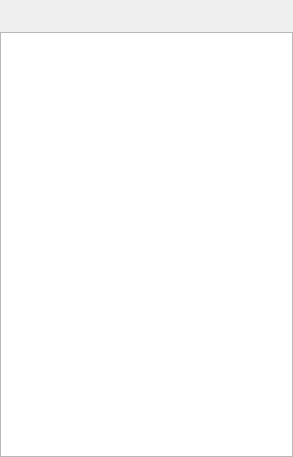
Old version of the form src/prymatex/gui/panes/ui_files/fspane.ui in the repository prymatex/prymatex.
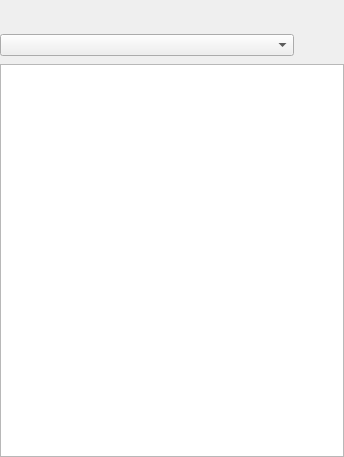
New version of the form. Icons and pictures are not drawn. Custom widgets are drawn as their Qt base class.

The edit to the form file:
```diff
--- a/src/prymatex/gui/panes/ui_files/fspane.ui
+++ b/src/prymatex/gui/panes/ui_files/fspane.ui
@@ -6,7 +6,7 @@
    <rect>
     <x>0</x>
     <y>0</y>
-    <width>293</width>
+    <width>265</width>
     <height>457</height>
    </rect>
   </property>
@@ -28,19 +28,25 @@
    </property>
    <item>
     <layout class="QHBoxLayout" name="horizontalLayout">
+     <property name="sizeConstraint">
+      <enum>QLayout::SetMinimumSize</enum>
+     </property>
      <item>
       <widget class="QPushButton" name="buttonUp">
+       <property name="toolTip">
+        <string>Go up one level</string>
+       </property>
        <property name="text">
         <string/>
        </property>
        <property name="icon">
         <iconset resource="../../../res.qrc">
-         <normaloff>:/actions/resources/actions/go-top.png</normaloff>:/actions/resources/actions/go-top.png</iconset>
+         <normaloff>:/actions/resources/actions/go-up.png</normaloff>:/actions/resources/actions/go-up.png</iconset>
        </property>
        <property name="iconSize">
         <size>
-         <width>12</width>
-         <height>12</height>
+         <width>16</width>
+         <height>16</height>
         </size>
        </property>
        <property name="flat">
@@ -50,14 +56,17 @@
      </item>
      <item>
       <widget class="QPushButton" name="buttonBackRoot">
+       <property name="toolTip">
+        <string>Go previous place</string>
+       </property>
        <property name="icon">
         <iconset resource="../../../res.qrc">
-         <normaloff>:/actions/resources/actions/go-previous-view.png</normaloff>:/actions/resources/actions/go-previous-view.png</iconset>
+         <normaloff>:/actions/resources/actions/go-previous.png</normaloff>:/actions/resources/actions/go-previous.png</iconset>
        </property>
        <property name="iconSize">
         <size>
-         <width>12</width>
-         <height>12</height>
+         <width>16</width>
+         <height>16</height>
         </size>
        </property>
        <property name="flat">
@@ -65,16 +74,36 @@
        </property>
       </widget>
      </item>
+     <item>
+      <widget class="QPushButton" name="pushButton_2">
+       <property name="toolTip">
+        <string>Go next place</string>
+       </property>
+       <property name="text">
+        <string/>
+       </property>
+       <property name="icon">
+        <iconset resource="../../../res.qrc">
+         <normaloff>:/actions/resources/actions/go-next.png</normaloff>:/actions/resources/actions/go-next.png</iconset>
+       </property>
+       <property name="flat">
+        <bool>true</bool>
+       </property>
+      </widget>
+     </item>
      <item>
       <widget class="QPushButton" name="buttonFilter">
+       <property name="toolTip">
+        <string>Filter settings</string>
+       </property>
        <property name="icon">
         <iconset resource="../../../res.qrc">
          <normaloff>:/actions/resources/actions/view-filter.png</normaloff>:/actions/resources/actions/view-filter.png</iconset>
        </property>
        <property name="iconSize">
         <size>
-         <width>12</width>
-         <height>12</height>
+         <width>16</width>
+         <height>16</height>
         </size>
        </property>
        <property name="flat">
@@ -84,14 +113,17 @@
      </item>
      <item>
       <widget class="QPushButton" name="buttonSyncTabFile">
+       <property name="toolTip">
+        <string>Sync folder with current editor file path</string>
+       </property>
        <property name="icon">
         <iconset resource="../../../res.qrc">
          <normaloff>:/actions/resources/actions/system-switch-user.png</normaloff>:/actions/resources/actions/system-switch-user.png</iconset>
        </property>
        <property name="iconSize">
         <size>
-         <width>12</width>
-         <height>12</height>
+         <width>16</width>
+         <height>16</height>
         </size>
        </property>
        <property name="flat">
@@ -101,14 +133,17 @@
      </item>
      <item>
       <widget class="QPushButton" name="buttonCollapseAll">
+       <property name="toolTip">
+        <string>Collapse Folder</string>
+       </property>
        <property name="icon">
         <iconset resource="../../../res.qrc">
          <normaloff>:/actions/resources/actions/debug-step-into.png</normaloff>:/actions/resources/actions/debug-step-into.png</iconset>
        </property>
        <property name="iconSize">
         <size>
-         <width>12</width>
-         <height>12</height>
+         <width>16</width>
+         <height>16</height>
         </size>
        </property>
        <property name="flat">
@@ -116,11 +151,34 @@
        </property>
       </widget>
      </item>
+     <item>
+      <widget class="QPushButton" name="pushShowHidden">
+       <property name="toolTip">
+        <string>Show Hidden Files</string>
+       </property>
+       <property name="text">
+        <string/>
+       </property>
+       <property name="icon">
+        <iconset resource="../../../res.qrc">
+         <normaloff>:/actions/resources/actions/help-hint.png</normaloff>:/actions/resources/actions/help-hint.png</iconset>
+       </property>
+       <property name="checkable">
+        <bool>true</bool>
+       </property>
+       <property name="flat">
+        <bool>true</bool>
+       </property>
+      </widget>
+     </item>
      <item>
       <spacer name="horizontalSpacer">
        <property name="orientation">
         <enum>Qt::Horizontal</enum>
        </property>
+       <property name="sizeType">
+        <enum>QSizePolicy::Expanding</enum>
+       </property>
        <property name="sizeHint" stdset="0">
         <size>
          <width>10</width>
@@ -131,6 +189,46 @@
      </item>
     </layout>
    </item>
+   <item>
+    <layout class="QHBoxLayout" name="horizontalLayout_3">
+     <item>
+      <widget class="QComboBox" name="comboBox">
+       <property name="sizePolicy">
+        <sizepolicy hsizetype="Expanding" vsizetype="Fixed">
+         <horstretch>0</horstretch>
+         <verstretch>0</verstretch>
+        </sizepolicy>
+       </property>
+       <property name="toolTip">
+        <string>Folders</string>
+       </property>
+      </widget>
+     </item>
+     <item>
+      <widget class="QPushButton" name="pushButton">
+       <property name="sizePolicy">
+        <sizepolicy hsizetype="Minimum" vsizetype="Fixed">
+         <horstretch>0</horstretch>
+         <verstretch>0</verstretch>
+        </sizepolicy>
+       </property>
+       <property name="toolTip">
+        <string>Favourite places</string>
+       </property>
+       <property name="text">
+        <string/>
+       </property>
+       <property name="icon">
+        <iconset resource="../../../res.qrc">
+         <normaloff>:/icons/resources/emblems/emblem-favorite.png</normaloff>:/icons/resources/emblems/emblem-favorite.png</iconset>
+       </property>
+       <property name="flat">
+        <bool>true</bool>
+       </property>
+      </widget>
+     </item>
+    </layout>
+   </item>
    <item>
     <widget class="FSTree" name="tree"/>
    </item>
```
